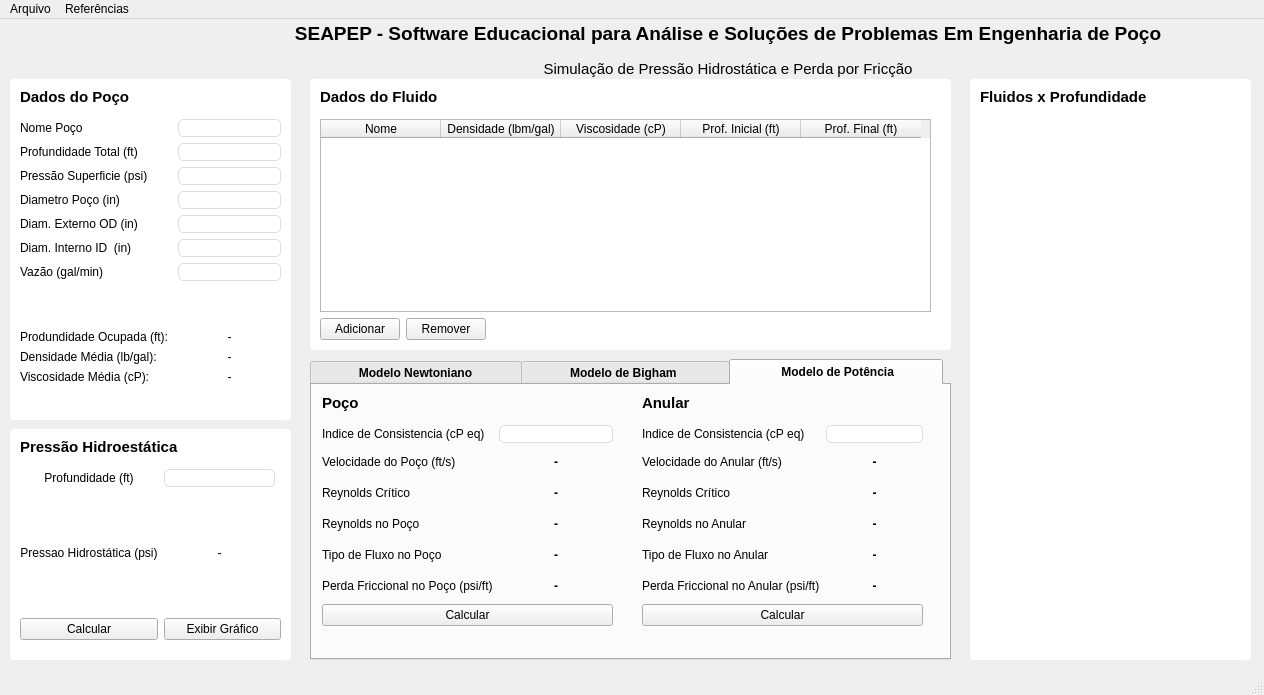
Qt form src-v2/CSimuladorReologico.ui (ldsc/ProjetoEngenharia-SoftwareEducacionalParaAnaliseESolucaoDeProblemasEmEngenhariaDePoco) before a commit.
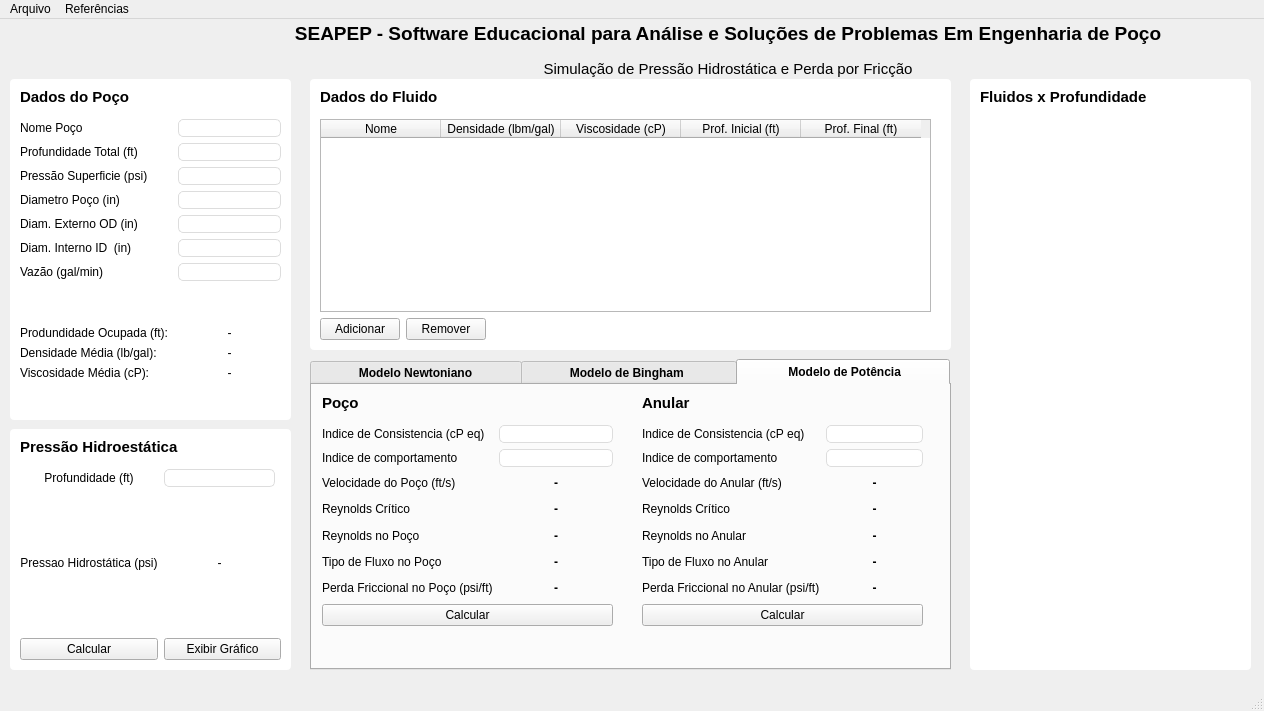
The same form after that commit. The open tabs and pages were chosen to show the change. Icons and pictures are not drawn. Custom widgets are drawn as their Qt base class.

The edit to the form file:
```diff
--- a/src-v2/CSimuladorReologico.ui
+++ b/src-v2/CSimuladorReologico.ui
@@ -7,7 +7,7 @@
     <x>0</x>
     <y>0</y>
     <width>1264</width>
-    <height>695</height>
+    <height>711</height>
    </rect>
   </property>
   <property name="windowTitle">
@@ -39,7 +39,7 @@
        <x>10</x>
        <y>40</y>
        <width>261</width>
-       <height>307</height>
+       <height>301</height>
       </rect>
      </property>
      <layout class="QGridLayout" name="gridLayout">
@@ -483,7 +483,7 @@
       <x>10</x>
       <y>410</y>
       <width>281</width>
-      <height>231</height>
+      <height>241</height>
      </rect>
     </property>
     <property name="styleSheet">
@@ -521,7 +521,7 @@
        <x>10</x>
        <y>40</y>
        <width>261</width>
-       <height>171</height>
+       <height>191</height>
       </rect>
      </property>
      <layout class="QGridLayout" name="gridLayout_14">
@@ -624,7 +624,7 @@
       <x>310</x>
       <y>340</y>
       <width>641</width>
-      <height>301</height>
+      <height>311</height>
      </rect>
     </property>
     <property name="font">
@@ -981,7 +981,7 @@
     </widget>
     <widget class="QWidget" name="tab_9">
      <attribute name="title">
-      <string>           Modelo de Bigham            </string>
+      <string>           Modelo de Bingham            </string>
      </attribute>
      <widget class="QLabel" name="label_8">
       <property name="geometry">
@@ -1568,62 +1568,7 @@
        </rect>
       </property>
       <layout class="QGridLayout" name="gridLayout_7">
-       <item row="5" column="1">
-        <widget class="QLabel" name="lbnPerdaFriccionalPocoPotencia">
-         <property name="styleSheet">
-          <string notr="true"/>
-         </property>
-         <property name="text">
-          <string>-</string>
-         </property>
-         <property name="alignment">
-          <set>Qt::AlignmentFlag::AlignCenter</set>
-         </property>
-        </widget>
-       </item>
-       <item row="5" column="0">
-        <widget class="QLabel" name="lbnTituloPerdaFriccionalPocoPotencia">
-         <property name="font">
-          <font>
-           <pointsize>9</pointsize>
-           <bold>false</bold>
-          </font>
-         </property>
-         <property name="text">
-          <string>Perda Friccional no Poço (psi/ft)</string>
-         </property>
-         <property name="alignment">
-          <set>Qt::AlignmentFlag::AlignLeading|Qt::AlignmentFlag::AlignLeft|Qt::AlignmentFlag::AlignVCenter</set>
-         </property>
-        </widget>
-       </item>
-       <item row="1" column="1">
-        <widget class="QLabel" name="lbnVelocidadePocoPotencia">
-         <property name="styleSheet">
-          <string notr="true"/>
-         </property>
-         <property name="text">
-          <string>-</string>
-         </property>
-         <property name="alignment">
-          <set>Qt::AlignmentFlag::AlignCenter</set>
-         </property>
-        </widget>
-       </item>
-       <item row="4" column="1">
-        <widget class="QLabel" name="lbnTipoFluxoPocoPotencia">
-         <property name="styleSheet">
-          <string notr="true"/>
-         </property>
-         <property name="text">
-          <string>-</string>
-         </property>
-         <property name="alignment">
-          <set>Qt::AlignmentFlag::AlignCenter</set>
-         </property>
-        </widget>
-       </item>
-       <item row="2" column="0">
+       <item row="3" column="0">
         <widget class="QLabel" name="lbnTituloCriticoPocoPotencia">
          <property name="font">
           <font>
@@ -1639,23 +1584,7 @@
          </property>
         </widget>
        </item>
-       <item row="3" column="0">
-        <widget class="QLabel" name="lbnTituloReynoldsPocoPotencia">
-         <property name="font">
-          <font>
-           <pointsize>9</pointsize>
-           <bold>false</bold>
-          </font>
-         </property>
-         <property name="text">
-          <string>Reynolds no Poço</string>
-         </property>
-         <property name="alignment">
-          <set>Qt::AlignmentFlag::AlignLeading|Qt::AlignmentFlag::AlignLeft|Qt::AlignmentFlag::AlignVCenter</set>
-         </property>
-        </widget>
-       </item>
-       <item row="1" column="0">
+       <item row="2" column="0">
         <widget class="QLabel" name="lbnTituloVelocidadePocoPotencia">
          <property name="font">
           <font>
@@ -1671,7 +1600,20 @@
          </property>
         </widget>
        </item>
-       <item row="3" column="1">
+       <item row="5" column="1">
+        <widget class="QLabel" name="lbnTipoFluxoPocoPotencia">
+         <property name="styleSheet">
+          <string notr="true"/>
+         </property>
+         <property name="text">
+          <string>-</string>
+         </property>
+         <property name="alignment">
+          <set>Qt::AlignmentFlag::AlignCenter</set>
+         </property>
+        </widget>
+       </item>
+       <item row="4" column="1">
         <widget class="QLabel" name="lbnReynoldsPocoPotencia">
          <property name="styleSheet">
           <string notr="true"/>
@@ -1684,8 +1626,8 @@
          </property>
         </widget>
        </item>
-       <item row="4" column="0">
-        <widget class="QLabel" name="lbnTituloTipoFluxoPocoPotencia">
+       <item row="6" column="0">
+        <widget class="QLabel" name="lbnTituloPerdaFriccionalPocoPotencia">
          <property name="font">
           <font>
            <pointsize>9</pointsize>
@@ -1693,14 +1635,23 @@
           </font>
          </property>
          <property name="text">
-          <string>Tipo de Fluxo no Poço</string>
+          <string>Perda Friccional no Poço (psi/ft)</string>
          </property>
          <property name="alignment">
           <set>Qt::AlignmentFlag::AlignLeading|Qt::AlignmentFlag::AlignLeft|Qt::AlignmentFlag::AlignVCenter</set>
          </property>
         </widget>
        </item>
-       <item row="2" column="1">
+       <item row="0" column="1">
+        <widget class="QLineEdit" name="editIndiceConsistenciaPotenciaPoco">
+         <property name="styleSheet">
+          <string notr="true">border: 1px solid #dddddd;  /* borda cinza bem leve */
+
+border-radius: 5px;</string>
+         </property>
+        </widget>
+       </item>
+       <item row="3" column="1">
         <widget class="QLabel" name="lbnReynoldsCriticoPocoPotencia">
          <property name="styleSheet">
           <string notr="true"/>
@@ -1713,8 +1664,21 @@
          </property>
         </widget>
        </item>
-       <item row="6" column="0" colspan="2">
-        <widget class="QPushButton" name="btnCalcularModeloPotenciaPoco">
+       <item row="6" column="1">
+        <widget class="QLabel" name="lbnPerdaFriccionalPocoPotencia">
+         <property name="styleSheet">
+          <string notr="true"/>
+         </property>
+         <property name="text">
+          <string>-</string>
+         </property>
+         <property name="alignment">
+          <set>Qt::AlignmentFlag::AlignCenter</set>
+         </property>
+        </widget>
+       </item>
+       <item row="5" column="0">
+        <widget class="QLabel" name="lbnTituloTipoFluxoPocoPotencia">
          <property name="font">
           <font>
            <pointsize>9</pointsize>
@@ -1722,7 +1686,10 @@
           </font>
          </property>
          <property name="text">
-          <string>Calcular</string>
+          <string>Tipo de Fluxo no Poço</string>
+         </property>
+         <property name="alignment">
+          <set>Qt::AlignmentFlag::AlignLeading|Qt::AlignmentFlag::AlignLeft|Qt::AlignmentFlag::AlignVCenter</set>
          </property>
         </widget>
        </item>
@@ -1742,8 +1709,66 @@
          </property>
         </widget>
        </item>
-       <item row="0" column="1">
-        <widget class="QLineEdit" name="editIndiceConsistenciaPotenciaPoco">
+       <item row="7" column="0" colspan="2">
+        <widget class="QPushButton" name="btnCalcularModeloPotenciaPoco">
+         <property name="font">
+          <font>
+           <pointsize>9</pointsize>
+           <bold>false</bold>
+          </font>
+         </property>
+         <property name="text">
+          <string>Calcular</string>
+         </property>
+        </widget>
+       </item>
+       <item row="2" column="1">
+        <widget class="QLabel" name="lbnVelocidadePocoPotencia">
+         <property name="styleSheet">
+          <string notr="true"/>
+         </property>
+         <property name="text">
+          <string>-</string>
+         </property>
+         <property name="alignment">
+          <set>Qt::AlignmentFlag::AlignCenter</set>
+         </property>
+        </widget>
+       </item>
+       <item row="4" column="0">
+        <widget class="QLabel" name="lbnTituloReynoldsPocoPotencia">
+         <property name="font">
+          <font>
+           <pointsize>9</pointsize>
+           <bold>false</bold>
+          </font>
+         </property>
+         <property name="text">
+          <string>Reynolds no Poço</string>
+         </property>
+         <property name="alignment">
+          <set>Qt::AlignmentFlag::AlignLeading|Qt::AlignmentFlag::AlignLeft|Qt::AlignmentFlag::AlignVCenter</set>
+         </property>
+        </widget>
+       </item>
+       <item row="1" column="0">
+        <widget class="QLabel" name="lbnTituloIndiceComportamentoPoco">
+         <property name="font">
+          <font>
+           <pointsize>9</pointsize>
+           <bold>false</bold>
+          </font>
+         </property>
+         <property name="text">
+          <string>Indice de comportamento</string>
+         </property>
+         <property name="alignment">
+          <set>Qt::AlignmentFlag::AlignLeading|Qt::AlignmentFlag::AlignLeft|Qt::AlignmentFlag::AlignVCenter</set>
+         </property>
+        </widget>
+       </item>
+       <item row="1" column="1">
+        <widget class="QLineEdit" name="editIndiceComportamentoPoco">
          <property name="styleSheet">
           <string notr="true">border: 1px solid #dddddd;  /* borda cinza bem leve */
 
@@ -1763,8 +1788,8 @@
        </rect>
       </property>
       <layout class="QGridLayout" name="gridLayout_8">
-       <item row="4" column="1">
-        <widget class="QLabel" name="lbnTipoFluxoAnularPotencia">
+       <item row="6" column="1">
+        <widget class="QLabel" name="lbnPerdaFriccionalAnularPotencia">
          <property name="styleSheet">
           <string notr="true"/>
          </property>
@@ -1777,38 +1802,6 @@
         </widget>
        </item>
        <item row="2" column="0">
-        <widget class="QLabel" name="lbnTituloCriticoAnularPotencia">
-         <property name="font">
-          <font>
-           <pointsize>9</pointsize>
-           <bold>false</bold>
-          </font>
-         </property>
-         <property name="text">
-          <string>Reynolds Crítico</string>
-         </property>
-         <property name="alignment">
-          <set>Qt::AlignmentFlag::AlignLeading|Qt::AlignmentFlag::AlignLeft|Qt::AlignmentFlag::AlignVCenter</set>
-         </property>
-        </widget>
-       </item>
-       <item row="3" column="0">
-        <widget class="QLabel" name="lbnTituloReynoldsAnularPotencia">
-         <property name="font">
-          <font>
-           <pointsize>9</pointsize>
-           <bold>false</bold>
-          </font>
-         </property>
-         <property name="text">
-          <string>Reynolds no Anular</string>
-         </property>
-         <property name="alignment">
-          <set>Qt::AlignmentFlag::AlignLeading|Qt::AlignmentFlag::AlignLeft|Qt::AlignmentFlag::AlignVCenter</set>
-         </property>
-        </widget>
-       </item>
-       <item row="1" column="0">
         <widget class="QLabel" name="lbnTituloVelocidadeAnularPotencia">
          <property name="font">
           <font>
@@ -1824,7 +1817,7 @@
          </property>
         </widget>
        </item>
-       <item row="3" column="1">
+       <item row="4" column="1">
         <widget class="QLabel" name="lbnReynoldsAnularPotencia">
          <property name="styleSheet">
           <string notr="true"/>
@@ -1838,7 +1831,7 @@
         </widget>
        </item>
        <item row="5" column="0">
-        <widget class="QLabel" name="lbnTituloPerdaFriccionalAnularPotencia">
+        <widget class="QLabel" name="lbnTituloTipoFluxoAnularPotencia">
          <property name="font">
           <font>
            <pointsize>9</pointsize>
@@ -1846,14 +1839,30 @@
           </font>
          </property>
          <property name="text">
-          <string>Perda Friccional no Anular (psi/ft)</string>
+          <string>Tipo de Fluxo no Anular</string>
          </property>
          <property name="alignment">
           <set>Qt::AlignmentFlag::AlignLeading|Qt::AlignmentFlag::AlignLeft|Qt::AlignmentFlag::AlignVCenter</set>
          </property>
         </widget>
        </item>
-       <item row="1" column="1">
+       <item row="4" column="0">
+        <widget class="QLabel" name="lbnTituloReynoldsAnularPotencia">
+         <property name="font">
+          <font>
+           <pointsize>9</pointsize>
+           <bold>false</bold>
+          </font>
+         </property>
+         <property name="text">
+          <string>Reynolds no Anular</string>
+         </property>
+         <property name="alignment">
+          <set>Qt::AlignmentFlag::AlignLeading|Qt::AlignmentFlag::AlignLeft|Qt::AlignmentFlag::AlignVCenter</set>
+         </property>
+        </widget>
+       </item>
+       <item row="2" column="1">
         <widget class="QLabel" name="lbnVelocidadeAnularPotencia">
          <property name="styleSheet">
           <string notr="true"/>
@@ -1882,33 +1891,23 @@
          </property>
         </widget>
        </item>
-       <item row="5" column="1">
-        <widget class="QLabel" name="lbnPerdaFriccionalAnularPotencia">
-         <property name="styleSheet">
-          <string notr="true"/>
+       <item row="6" column="0">
+        <widget class="QLabel" name="lbnTituloPerdaFriccionalAnularPotencia">
+         <property name="font">
+          <font>
+           <pointsize>9</pointsize>
+           <bold>false</bold>
+          </font>
          </property>
          <property name="text">
-          <string>-</string>
+          <string>Perda Friccional no Anular (psi/ft)</string>
          </property>
          <property name="alignment">
-          <set>Qt::AlignmentFlag::AlignCenter</set>
+          <set>Qt::AlignmentFlag::AlignLeading|Qt::AlignmentFlag::AlignLeft|Qt::AlignmentFlag::AlignVCenter</set>
          </property>
         </widget>
        </item>
-       <item row="2" column="1">
-        <widget class="QLabel" name="lbnReynoldsCriticoAnularPotencia">
-         <property name="styleSheet">
-          <string notr="true"/>
-         </property>
-         <property name="text">
-          <string>-</string>
-         </property>
-         <property name="alignment">
-          <set>Qt::AlignmentFlag::AlignCenter</set>
-         </property>
-        </widget>
-       </item>
-       <item row="6" column="0" colspan="2">
+       <item row="7" column="0" colspan="2">
         <widget class="QPushButton" name="btnCalcularModeloPotenciaAnular">
          <property name="font">
           <font>
@@ -1921,6 +1920,22 @@
          </property>
         </widget>
        </item>
+       <item row="3" column="0">
+        <widget class="QLabel" name="lbnTituloCriticoAnularPotencia">
+         <property name="font">
+          <font>
+           <pointsize>9</pointsize>
+           <bold>false</bold>
+          </font>
+         </property>
+         <property name="text">
+          <string>Reynolds Crítico</string>
+         </property>
+         <property name="alignment">
+          <set>Qt::AlignmentFlag::AlignLeading|Qt::AlignmentFlag::AlignLeft|Qt::AlignmentFlag::AlignVCenter</set>
+         </property>
+        </widget>
+       </item>
        <item row="0" column="1">
         <widget class="QLineEdit" name="editIndiceConsistenciaPotenciaAnular">
          <property name="styleSheet">
@@ -1930,8 +1945,34 @@
          </property>
         </widget>
        </item>
-       <item row="4" column="0">
-        <widget class="QLabel" name="lbnTituloTipoFluxoAnularPotencia">
+       <item row="5" column="1">
+        <widget class="QLabel" name="lbnTipoFluxoAnularPotencia">
+         <property name="styleSheet">
+          <string notr="true"/>
+         </property>
+         <property name="text">
+          <string>-</string>
+         </property>
+         <property name="alignment">
+          <set>Qt::AlignmentFlag::AlignCenter</set>
+         </property>
+        </widget>
+       </item>
+       <item row="3" column="1">
+        <widget class="QLabel" name="lbnReynoldsCriticoAnularPotencia">
+         <property name="styleSheet">
+          <string notr="true"/>
+         </property>
+         <property name="text">
+          <string>-</string>
+         </property>
+         <property name="alignment">
+          <set>Qt::AlignmentFlag::AlignCenter</set>
+         </property>
+        </widget>
+       </item>
+       <item row="1" column="0">
+        <widget class="QLabel" name="lbnTituloIndiceComportamentoAnular">
          <property name="font">
           <font>
            <pointsize>9</pointsize>
@@ -1939,13 +1980,22 @@
           </font>
          </property>
          <property name="text">
-          <string>Tipo de Fluxo no Anular</string>
+          <string>Indice de comportamento</string>
          </property>
          <property name="alignment">
           <set>Qt::AlignmentFlag::AlignLeading|Qt::AlignmentFlag::AlignLeft|Qt::AlignmentFlag::AlignVCenter</set>
          </property>
         </widget>
        </item>
+       <item row="1" column="1">
+        <widget class="QLineEdit" name="editIndiceComportamentoAnular">
+         <property name="styleSheet">
+          <string notr="true">border: 1px solid #dddddd;  /* borda cinza bem leve */
+
+border-radius: 5px;</string>
+         </property>
+        </widget>
+       </item>
       </layout>
      </widget>
     </widget>
@@ -1956,7 +2006,7 @@
       <x>970</x>
       <y>60</y>
       <width>281</width>
-      <height>581</height>
+      <height>591</height>
      </rect>
     </property>
     <property name="styleSheet">
@@ -1975,7 +2025,7 @@
        <x>10</x>
        <y>40</y>
        <width>261</width>
-       <height>531</height>
+       <height>541</height>
       </rect>
      </property>
      <property name="styleSheet">
```
Left out of the diff: 15 changed lines with no effect on the pictures.
